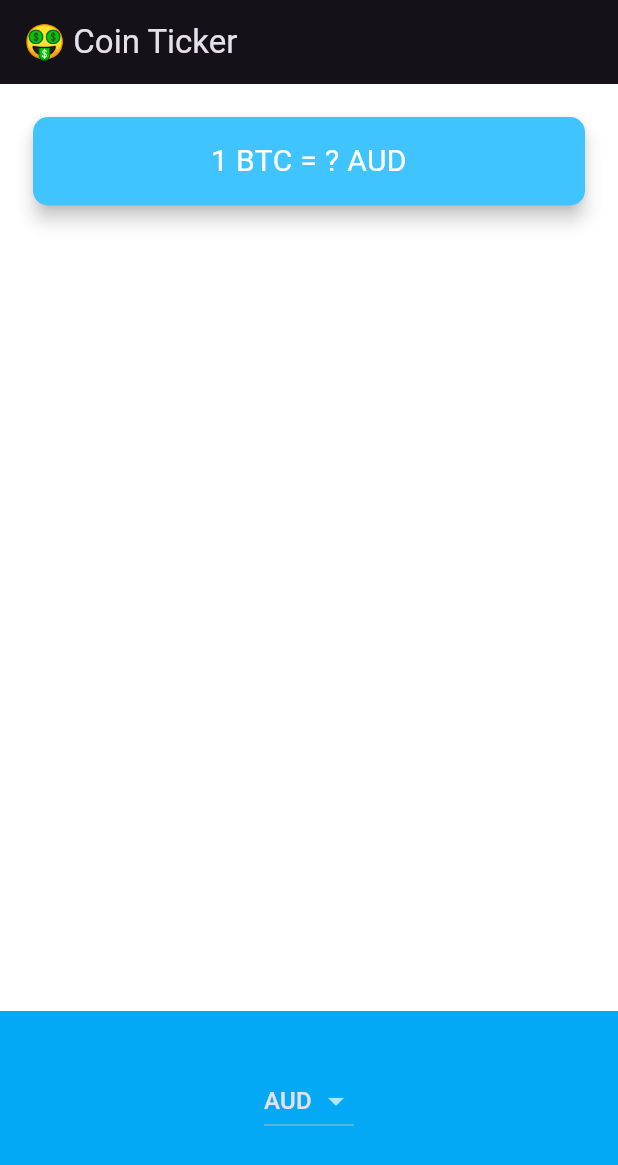
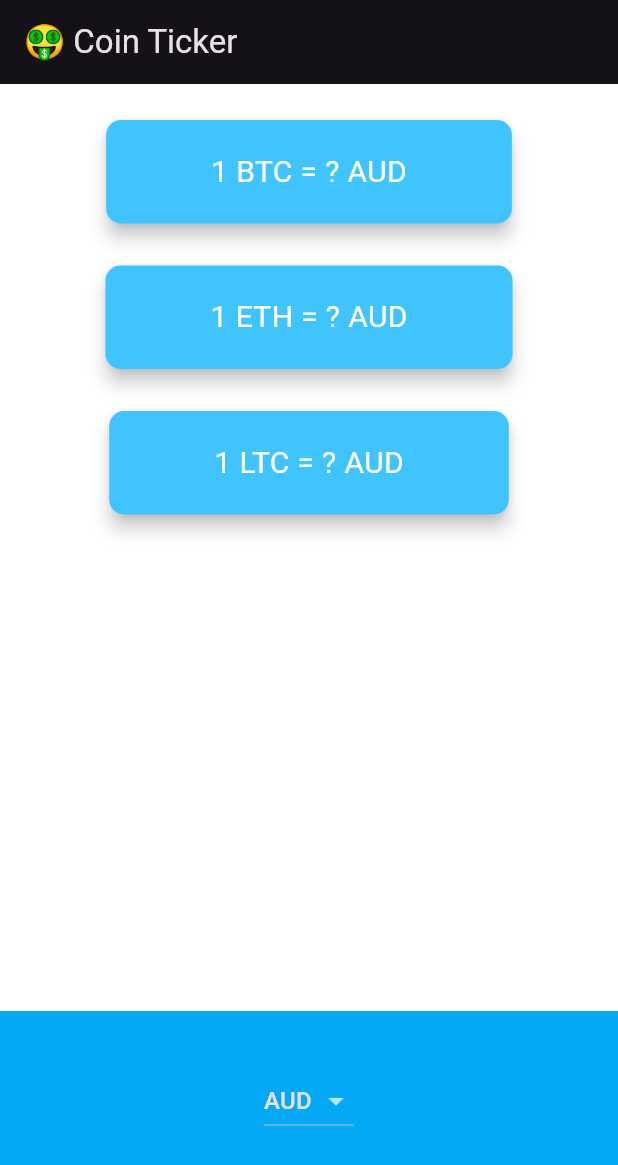
Before and after one commit to Slay2525/Bitcoin, a Flutter app: the screen it shows after launch, on a phone screen of 412 x 824 dp. Shown: the top 1165 px of the screen. Run offline on Flutter 3.47's test engine with Material 3 defaults, Android fonts, the phone set to English and light mode, and no system bars; network calls fail.

Commit message:
Normal crypto card size

```diff
--- a/lib/coin_data.dart
+++ b/lib/coin_data.dart
@@ -31,8 +31,8 @@ const List<String> cryptoList = [
   'LTC',
 ];
 
-const coinAPIURL = 'https://rest.coinapi.io/v1/exchangerate';
-const apiKey = 'YOUR-API-KEY-HERE';
+const coinAPIURL = 'https://rest.coinapi.io/v1/exchangerate/BTC/GBP?apikey=';
+const apiKey = 'DA58CE55-AE3C-46AB-BA4A-A155D4F2A5D6';
 
 class CoinData {
   Future getCoinData(String selectedCurrency) async {
--- a/lib/price_screen.dart
+++ b/lib/price_screen.dart
@@ -10,18 +10,18 @@ class PriceScreen extends StatefulWidget {
 
 class CryptoCard extends StatelessWidget {
   final String selectedCurrency;
-  final double value;
+  final String value;
   final String cryptoCurrency;
-
-  CryptoCard(
-      {required this.selectedCurrency,
-      required this.value,
-      required this.cryptoCurrency});
+  CryptoCard({
+    required this.selectedCurrency,
+    required this.value,
+    required this.cryptoCurrency,
+  });
 
   @override
   Widget build(BuildContext context) {
     return Padding(
-      padding: EdgeInsets.fromLTRB(18.0, 18.0, 18.0, 0),
+      padding: EdgeInsets.fromLTRB(18.0, 20.0, 18.0, 0),
       child: Card(
         color: Colors.lightBlueAccent,
         elevation: 5.0,
@@ -29,7 +29,7 @@ class CryptoCard extends StatelessWidget {
           borderRadius: BorderRadius.circular(10.0),
         ),
         child: Padding(
-          padding: EdgeInsets.symmetric(vertical: 15.0, horizontal: 28.0),
+          padding: EdgeInsets.symmetric(vertical: 20.0, horizontal: 70.0),
           child: Text(
             '1 $cryptoCurrency = $value $selectedCurrency',
             style: TextStyle(
@@ -121,29 +121,24 @@ class _PriceScreenState extends State<PriceScreen> {
         mainAxisAlignment: MainAxisAlignment.spaceBetween,
         crossAxisAlignment: CrossAxisAlignment.stretch,
         children: <Widget>[
-          //TODO 1: Refactor this Padding Widget into a separate Stateless Widget called CryptoCard, so we can create 3 of them, one for each cryptocurrency.
-          //TODO 2: You'll need to able to pass the selectedCurrency, value and cryptoCurrency to the constructor of this CryptoCard Widget.
-          //TODO 3: You'll need to use a Column Widget to contain the three CryptoCards.
-          Padding(
-            padding: EdgeInsets.fromLTRB(18.0, 18.0, 18.0, 0),
-            child: Card(
-              color: Colors.lightBlueAccent,
-              elevation: 5.0,
-              shape: RoundedRectangleBorder(
-                borderRadius: BorderRadius.circular(10.0),
+          Column(
+            children: [
+              CryptoCard(
+                selectedCurrency: selectedCurrency,
+                value: '$value',
+                cryptoCurrency: 'BTC',
               ),
-              child: Padding(
-                padding: EdgeInsets.symmetric(vertical: 15.0, horizontal: 28.0),
-                child: Text(
-                  '1 BTC = $value $selectedCurrency',
-                  textAlign: TextAlign.center,
-                  style: TextStyle(
-                    fontSize: 20.0,
-                    color: Colors.white,
-                  ),
-                ),
+              CryptoCard(
+                selectedCurrency: selectedCurrency,
+                value: '$value',
+                cryptoCurrency: 'ETH',
               ),
-            ),
+              CryptoCard(
+                selectedCurrency: selectedCurrency,
+                value: '$value',
+                cryptoCurrency: 'LTC',
+              ),
+            ],
           ),
           Container(
             height: 150.0,
```
